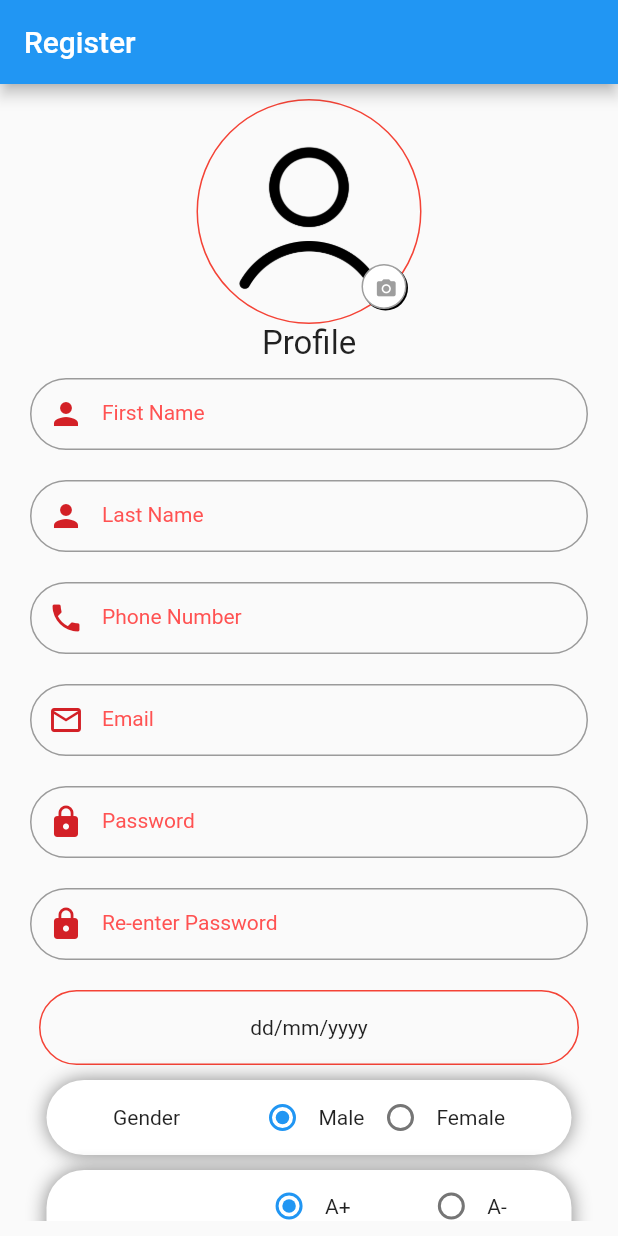
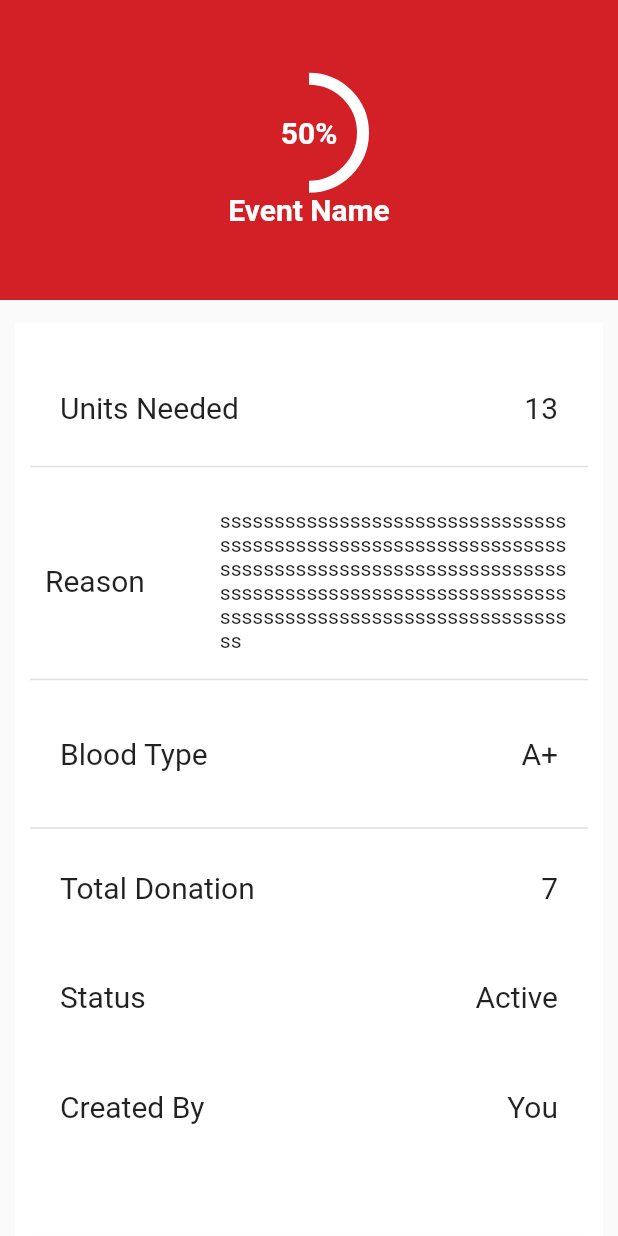
Before and after one commit to MiheretuTesh/Flutter-Temp, a Flutter app: the screen it shows after launch, on a phone screen of 412 x 824 dp. Run offline on Flutter 3.47's test engine with Material 2 defaults, Android fonts, the phone set to English and light mode, and no system bars; drawn by our look-alikes of percent_indicator; our stand-ins replace bloc, dio, image_picker, qr_flutter; network calls fail.

Commit message:
created the requests bloc, repository and data provider

```diff
--- /dev/null
+++ b/client/lib/dioInstance.dart
@@ -0,0 +1,16 @@
+import 'package:dio/dio.dart';
+
+import './links.dart';
+final dio = Dio(
+    BaseOptions(
+      baseUrl: baseUrl,
+      headers: <String, String>{
+        'Content-Type': 'application/json',
+        "accept": "/",
+        "Authorization": bearer
+      },
+      validateStatus: (status) {
+        return status! < 500;
+      },
+    ),
+  );
--- /dev/null
+++ b/client/lib/links.dart
@@ -0,0 +1,2 @@
+final String baseUrl = "http://localhost:8000/api/v1";
+final String bearer = "Bearer eyJhbGciOiJIUzI1NiIsInR5cCI6IkpXVCJ9.eyJpZCI6IjVkN2E1MTRiNWQyYzEyYzc0NDliZTAyMCIsImlhdCI6MTYzMDgzNTMzOSwiZXhwIjo2ZSszMH0.jlXctyGOwWaNLK1wyfm8bfXLBF5h6GRLE4qrz_sWFCQ";
--- a/client/lib/src/app.dart
+++ b/client/lib/src/app.dart
@@ -1,14 +1,25 @@
+import 'package:eshiblood/src/models/request.dart';
+import 'package:eshiblood/src/repository/request_repository.dart';
+import 'package:eshiblood/src/screens/request_detail.dart';
 import 'package:eshiblood/src/screens/donation_card_screen.dart';
 import 'package:eshiblood/src/screens/welcome_screen.dart';
 import './screens/registration_screen.dart';
 import 'package:flutter/material.dart';
 
+import 'data_provider/request_data.dart';
+
 
 class App extends StatelessWidget {
   @override
   Widget build(BuildContext context) {
+    var x = RequestRepository(dataProvider: RequestDataProvider());
+    // print(x.getRequests());
+    // x.createRequest(Request( unitsNeeded: 10, reason: "reason 122222", bloodType: "A+"));
+    // 61347a2d31d33f9c4ad7bc2d
+    // x.updateRequest(Request(id: "6134906a8939b8fcbae7781b", unitsNeeded: 10, reason: "reason updated", bloodType: "AB+", status: "Active"));
+    x.deleteRequest("6134906a8939b8fcbae7781b");
     return MaterialApp(
-      home: RegisterScaffold(),
+      home: RequestDetail(),
     );
   }
 }
--- /dev/null
+++ b/client/lib/src/models/request.dart
@@ -0,0 +1,84 @@
+import 'dart:convert';
+
+import 'package:eshiblood/links.dart';
+import 'package:flutter/material.dart';
+import '../../dioInstance.dart' as customDio;
+
+class Request {
+  Request({
+    this.id,
+    required this.unitsNeeded,
+    this.totalDonations,
+    required this.reason,
+    this.status,
+    required this.bloodType,
+    this.createdBy,
+    this.UpdatedBy,
+    this.donors,
+  });
+  String? id;
+  int unitsNeeded;
+  int? totalDonations;
+  String reason;
+  String? status;
+  String bloodType;
+  String? createdBy;
+  String? UpdatedBy;
+  List<Map>? donors;
+
+
+  factory Request.fromJson(Map<String, dynamic> json) {
+    // print(json);
+    // print(json["bloodType"]["bloodTypeName"]);
+    // print(json["unitsNeeded"].runtimeType);
+
+    // print();
+    print(
+        "*********************** Request fromJson ****************************");
+
+    // print(json["totalDonations"]);
+
+    return Request(
+      // id: json["_id"],
+      unitsNeeded: json["unitsNeeded"],
+      totalDonations: json["totalDonations"] ?? 0,
+      reason: json["reason"],
+      status: json["status"],
+      bloodType: json["bloodType"]["bloodTypeName"],
+      createdBy: json["createdBy"],
+      UpdatedBy: json["UpdatedBy"],
+      donors: List<Map>.generate(
+          json["donors"].length, (index) => json["donors"][index]),
+    );
+  }
+
+  Map<String, dynamic> toJson() {
+    return {
+      "_id": id,
+      "unitsNeeded": unitsNeeded,
+      "totalDonations": totalDonations,
+      "reason": reason,
+      "status": status,
+      "bloodType": bloodType,
+      "createdBy": createdBy,
+      "UpdatedBy": UpdatedBy,
+      "donors": donors,
+    };
+  }
+
+  @override
+  String toString() {
+    // TODO: implement toString
+    return """{\n
+        _id: $id, \n
+        unitsNeeded: $unitsNeeded,\n
+        totalDonations: $totalDonations,\n
+        reason: $reason,\n
+        status: $status,\n
+        bloodType: $bloodType,\n
+        createdBy: $createdBy,\n
+        UpdatedBy: $UpdatedBy,\n
+        donors: $donors,\n
+    }""";
+  }
+}
--- /dev/null
+++ b/client/lib/src/repository/request_repository.dart
@@ -0,0 +1,27 @@
+import 'package:eshiblood/src/data_provider/request_data.dart';
+import 'package:meta/meta.dart';
+import '../models/request.dart';
+
+
+
+class RequestRepository {
+  final RequestDataProvider dataProvider;
+
+  RequestRepository({required this.dataProvider});
+
+  Future<Request> createRequest(Request request) async {
+    return await dataProvider.createRequest(request);
+  }
+
+  Future<List<Request>> getRequests() async {
+    return await dataProvider.getRequests();
+  }
+
+  Future<void> updateRequest(Request request) async {
+    await dataProvider.updateRequest(request);
+  }
+
+  Future<void> deleteRequest(String id) async {
+    await dataProvider.deleteRequest(id);
+  }
+}
--- a/client/lib/src/screens/create_request.dart
+++ b/client/lib/src/screens/create_request.dart
@@ -42,7 +42,7 @@ class CreateRequestButton extends StatelessWidget {
     return Center(
       child: InkWell(
         onTap: () {
-          print("clicked");
+
         },
         child: Container(
           margin: EdgeInsets.only(top: 20),
--- /dev/null
+++ b/client/lib/src/screens/request_detail.dart
@@ -0,0 +1,326 @@
+import 'package:flutter/material.dart';
+import "package:percent_indicator/circular_percent_indicator.dart";
+import 'dart:math' as math;
+
+class RequestDetail extends StatelessWidget {
+  static const String id = 'event_dashboard_screen';
+
+  @override
+  Widget build(BuildContext context) {
+    return Scaffold(
+        body: SafeArea(
+      child: CustomScrollView(slivers: <Widget>[
+        SliverAppBar(
+          backgroundColor: Color(0xFFD32026),
+          expandedHeight: 200.0,
+          title: Text(''),
+          floating: true,
+          leading: Container(),
+          flexibleSpace: _MyAppSpace(),
+          pinned: true,
+        ),
+        SliverList(
+            delegate: SliverChildBuilderDelegate(
+          (BuildContext context, int index) {
+            return SingleChildScrollView(
+              child: Column(
+                children: [
+                  Container(
+                    padding: EdgeInsets.symmetric(horizontal: 10, vertical: 15),
+                    margin: EdgeInsets.symmetric(horizontal: 10, vertical: 15),
+                    color: Colors.white,
+                    child: Column(
+                      children: [
+
+                        SizedBox(
+                          height: 10.0,
+                        ),
+                        Padding(
+                          padding: const EdgeInsets.all(20.0),
+                          child: Column(
+                            children: [
+                              Row(
+                                  mainAxisAlignment:
+                                      MainAxisAlignment.spaceBetween,
+                                  children: <Widget>[
+                                    Text(
+                                      'Units Needed',
+                                      style: TextStyle(fontSize: 20),
+                                    ),
+                                    Text(
+                                      '13',
+                                      style: TextStyle(fontSize: 20),
+                                    ),
+                                  ]),
+                            ],
+                          ),
+                        ),
+                        Divider(thickness: 1.0, color: Colors.grey[300]),
+                        SizedBox(
+                          height: 10.0,
+                        ),
+                        Padding(
+                          padding: const EdgeInsets.all(10.0),
+                          child: Row(
+                              mainAxisAlignment: MainAxisAlignment.spaceBetween,
+                              children: <Widget>[
+                                Container(
+                                  margin: EdgeInsets.only(right: 50),
+                                  child: Text(
+                                    'Reason',
+                                    style: TextStyle(fontSize: 20),
+                                  ),
+                                ),
+                                Expanded(
+                                  child: Text(
+                                    'ssssssssssssssssssssssssssssssssssssssssssssssssssssssssssssssssssssssssssssssssssssssssssssssssssssssssssssssssssssssssssssssssssssssssssssssssssssssssssssssssss',
+                                    maxLines: 10,
+                                    overflow: TextOverflow.ellipsis,
+                                  ),
+                                ),
+                              ]),
+                        ),
+                        // Divider(thickness: 1.0, color: Color(0xFFD32026)),
+                        Divider(thickness: 1.0, color: Colors.grey[300]),
+                        SizedBox(
+                          height: 10.0,
+                        ),
+                        Padding(
+                          padding: const EdgeInsets.all(20.0),
+                          child: Row(
+                              mainAxisAlignment: MainAxisAlignment.spaceBetween,
+                              children: <Widget>[
+                                Text(
+                                  'Blood Type',
+                                  style: TextStyle(fontSize: 20),
+                                ),
+                                Text(
+                                  'A+',
+                                  style: TextStyle(fontSize: 20),
+                                ),
+                              ]),
+                        ),
+                        SizedBox(
+                          height: 10.0,
+                        ),
+                        Divider(thickness: 1.0, color: Colors.grey[300]),
+                        Padding(
+                          padding: const EdgeInsets.all(20.0),
+                          child: Row(
+                            mainAxisAlignment: MainAxisAlignment.spaceBetween,
+                            children: <Widget>[
+                              Text(
+                                'Total Donation',
+                                style: TextStyle(fontSize: 20),
+                              ),
+                              Text(
+                                '7',
+                                style: TextStyle(fontSize: 20),
+                              ),
+                            ],
+                          ),
+                        ),
+                        SizedBox(
+                          height: 10.0,
+                        ),
+                        Padding(
+                          padding: const EdgeInsets.all(20.0),
+                          child: Row(
+                              mainAxisAlignment: MainAxisAlignment.spaceBetween,
+                              children: <Widget>[
+                                Text(
+                                  'Status',
+                                  style: TextStyle(fontSize: 20),
+
+                                ),
+                                Text(
+                                  'Active',
+                                  style: TextStyle(fontSize: 20),
+                                ),
+                              ]),
+                        ),
+                        SizedBox(
+                          height: 10.0,
+                        ),
+                        Padding(
+                          padding: const EdgeInsets.all(20.0),
+                          child: Row(
+                              mainAxisAlignment: MainAxisAlignment.spaceBetween,
+                              children: <Widget>[
+                                Text(
+                                  'Created By',
+                                  style: TextStyle(fontSize: 20),
+
+                                ),
+                                Text(
+                                  'You',
+                                  style: TextStyle(fontSize: 20),
+                                ),
+                              ]),
+                        ),
+                        SizedBox(
+                          height: 20.0,
+                        ),
+
+
+                        SizedBox(
+                          height: 30.0,
+                        ),
+                        RoundButton(
+                          onPressed: () {},
+                          text: Text(
+                            'Make Appointment',
+                            style: TextStyle(color: Colors.white),
+                          ),
+                          color: Color(0xFFD32026),
+                          borderCurve: 5,
+                          width: double.infinity,
+                        ),
+                        SizedBox(
+                          height: 30.0,
+                        ),
+
+                      ],
+                    ),
+                  ),
+                ],
+              ),
+            );
+          },
+          childCount: 1,
+        ))
+      ]),
+    ));
+  }
+}
+
+class _MyAppSpace extends StatelessWidget {
+  @override
+  Widget build(BuildContext context) {
+    return LayoutBuilder(builder: (context, c) {
+      final settings = context
+          .dependOnInheritedWidgetOfExactType<FlexibleSpaceBarSettings>();
+      final deltaExtent = settings!.maxExtent - settings.minExtent;
+      final t =
+          (1.0 - (settings.currentExtent - settings.minExtent) / deltaExtent)
+              .clamp(0.0, 1.0) as double;
+      final fadeStart = math.max(0.0, 1.0 - kToolbarHeight / deltaExtent);
+      final fadeEnd = 1.0;
+      final opacity = 1.0 - Interval(fadeStart, fadeEnd).transform(t);
+      return Stack(
+        children: [
+          Opacity(
+            opacity: 1 - opacity,
+            child: Center(
+              child: Padding(
+                padding: const EdgeInsets.symmetric(
+                  horizontal: 25.0,
+                ),
+                child: Row(
+                  mainAxisAlignment: MainAxisAlignment.spaceBetween,
+                  children: [
+                    Text('Event name',
+                        style: TextStyle(
+                          fontWeight: FontWeight.bold,
+                          fontSize: 16.0,
+                          color: Colors.white,
+                        )),
+                    CircularPercentIndicator(
+                      backgroundColor: Color(0xFFD32026),
+                      radius: 40.0,
+                      lineWidth: 4.0,
+                      // TODO percent state
+                      percent: 0.5,
+                      center: Text('50%',
+                          style: TextStyle(
+                            color: Colors.white,
+                            fontWeight: FontWeight.bold,
+                            fontSize: 15,
+                          )),
+                      progressColor: Colors.white,
+                    ),
+                  ],
+                ),
+              ),
+            ),
+          ),
+          Opacity(
+              opacity: opacity,
+              child: Center(
+                child: Stack(
+                  alignment: Alignment.bottomCenter,
+                  children: [
+                    Row(
+                      mainAxisAlignment: MainAxisAlignment.center,
+                      children: [
+                        Wrap(
+                          crossAxisAlignment: WrapCrossAlignment.center,
+                          direction: Axis.vertical,
+                          children: [
+                            CircularPercentIndicator(
+                              backgroundColor: Color(0xFFD32026),
+                              radius: 80.0,
+                              lineWidth: 8.0,
+                              percent: 0.5,
+                              center: Text('50%',
+                                  style: TextStyle(
+                                    color: Colors.white,
+                                    fontWeight: FontWeight.bold,
+                                    fontSize: 20,
+                                  )),
+                              progressColor: Colors.white,
+                            ),
+                            Text(
+                              'Event Name',
+                              style: TextStyle(
+                                  fontWeight: FontWeight.bold,
+                                  color: Colors.white,
+                                  fontSize: 20.0),
+                            ),
+                          ],
+                        ),
+                      ],
+                    ),
+                  ],
+                ),
+              ))
+        ],
+      );
+    });
+  }
+}
+
+class RoundButton extends StatelessWidget {
+  Color color;
+  Text text;
+  Function onPressed;
+  double padding;
+  double borderCurve;
+  double width;
+  RoundButton(
+      {required this.color,
+      required this.text,
+      required this.onPressed,
+      this.padding = 12.0,
+      this.borderCurve = 30.0,
+      this.width = double.infinity});
+
+  @override
+  Widget build(BuildContext context) {
+    return Padding(
+      padding: EdgeInsets.symmetric(vertical: padding),
+      child: Material(
+        shadowColor: Color(0xFFD32026),
+        elevation: 10.0,
+        color: color,
+        borderRadius: BorderRadius.circular(borderCurve),
+        child: MaterialButton(
+          onPressed: () => {onPressed()},
+          minWidth: width,
+          height: 55.0,
+          child: this.text,
+        ),
+      ),
+    );
+  }
+}
--- a/client/pubspec.yaml
+++ b/client/pubspec.yaml
@@ -15,6 +15,10 @@ dependencies:
   cupertino_icons: ^1.0.2
   qr_flutter: ^4.0.0
   image_picker: any
+  sliver_tools: any
+  percent_indicator: any
+  flutter_bloc: any
+  dio: any
 
 dev_dependencies:
   flutter_test:
```
Also changed, not shown: client/lib/src/bloc/request_bloc.dart (added, +57 -0 lines), client/lib/src/bloc/request_event.dart (added, +37 -0 lines), client/lib/src/bloc/request_state.dart (added, +11 -0 lines), client/lib/src/data_provider/request_data.dart (added, +64 -0 lines), client/pubspec.lock, 4 other files.
